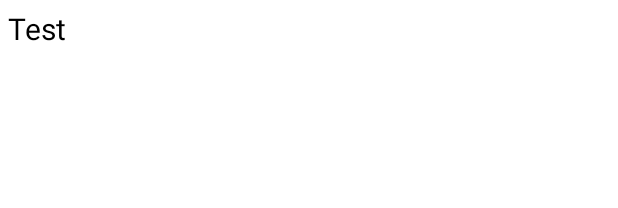
After one commit to MaryTennyson/ArtNote, an Android app: the layout recycler_row.xml on its own in the app's theme, with its tools: preview values and no code run, on a phone screen of 412 x 824 dp. The commit adds this screen. Shown: the top 208 px of the screen. Run offline under Robolectric (Android 15) with nearby library versions, the phone set to English and light mode, and no system bars.

Commit message:
application done

```diff
--- a/app/src/main/res/layout/activity_main.xml
+++ b/app/src/main/res/layout/activity_main.xml
@@ -7,6 +7,7 @@
     tools:context=".MainActivity">
 
     <androidx.recyclerview.widget.RecyclerView
+        android:id="@+id/recyclerView"
         android:layout_width="match_parent"
         android:layout_height="match_parent"
         android:layout_marginStart="1dp"
--- /dev/null
+++ b/app/src/main/res/layout/recycler_row.xml
@@ -0,0 +1,20 @@
+<?xml version="1.0" encoding="utf-8"?>
+<LinearLayout xmlns:android="http://schemas.android.com/apk/res/android"
+    xmlns:app="http://schemas.android.com/apk/res-auto"
+    xmlns:tools="http://schemas.android.com/tools"
+    android:layout_width="match_parent"
+    android:layout_height="wrap_content"
+    android:orientation="vertical">
+
+    <TextView
+        android:id="@+id/recyclerViewTextView"
+        android:layout_width="match_parent"
+        android:layout_height="wrap_content"
+        android:text="Test"
+        android:textSize="20sp"
+        android:layout_margin="5dp"
+        android:textColor="@color/black"
+        >
+
+    </TextView>
+</LinearLayout>
```
Also changed, not shown: app/src/main/java/com/ebraratabay/artnote/ArtActivity.kt (+36 -3 lines), app/src/main/java/com/ebraratabay/artnote/ArtAdapter.kt (+17 -9 lines), app/src/main/java/com/ebraratabay/artnote/MainActivity.kt (+16 -0 lines), app/src/main/res/layout/recyclerrow.xml (deleted, +0 -21 lines).
